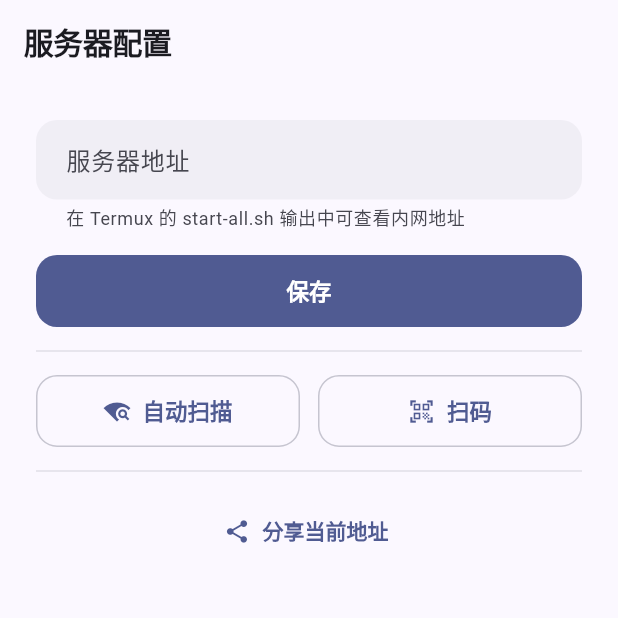
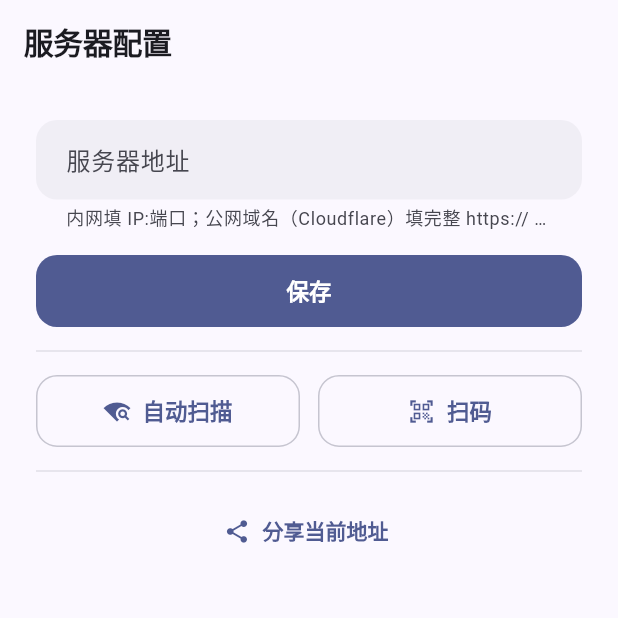
Before and after one commit to pengchegnkai/wrongbook, a Flutter app: the ServerConfigPage screen opened by its route, after a tap on "保存", on a phone screen of 412 x 824 dp, the top half of it. Run offline on Flutter 3.47's test engine with Material 3 defaults, Android fonts, the phone set to English and light mode, and no system bars; our stand-ins replace dio, file_picker, fl_chart, flutter_markdown, flutter_riverpod, flutter_secure_storage and 5 more; accounts and stored records are empty.

Commit message:
feat: 接入 Cloudflare Tunnel（免费套餐）+ App 端公网域名模式适配
新增 termux/tunnel.sh：login / setup / start / stop / status / quick
六命令管理隧道；setup 幂等创建命名隧道 + 写 config.yml + route dns
绑定 CNAME；start 轮询边缘连接确认后才返回；quick 免登录临时隧道

实测已验证（2026-10）：
- pkg install cloudflared 可用（2026.10.1）
- 命名隧道 cuoti 绑定 cuoti.pck-server.ccwu.cc，公网 HTTP 200（~1.3s）
- 公网登录接口实测 code:0；只映射 :3000，8080/5432 不暴露

App 端公网域名模式适配：
- config.llamaBase：https 域名（无端口）不再拼 :8080（隧道只映射
  3000，llama 直连不可达 → isAvailable 快速判 false，推理走后端
  /api/ai/* 代理）
- 服务器配置页地址规范化：内网 IP 补 http://、裸公网域名补 https://
  （避免 Cloudflare http 入口 301 重定向）、完整 URL 原样
- 输入提示更新

README 补第十二章：Cloudflare Tunnel 安装/授权/绑定/启停/模式差异表/
实测记录/安全注意

Co-Authored-By: AtomCode (glm5.3-flash) <noreply@atomgit.com>

```diff
--- a/app/lib/core/config.dart
+++ b/app/lib/core/config.dart
@@ -7,8 +7,17 @@ class AppConfig {
 
   static String get apiBase => '$_baseUrl/api';
 
-  /// llama-server 直连地址（模型对话）
-  static String get llamaBase => '$_baseUrl:8080';
+  /// llama-server 直连地址（模型对话）。
+  /// 公网域名模式（https://域名，无端口）下 llama-server 的 8080 不经隧道
+  /// 暴露，直连不可达：返回 baseUrl 本身，/health 立即 404 → isAvailable
+  /// 快速判 false，推理改走后端 /api/ai/* 代理（后端在服务器本机连 llama）。
+  static String get llamaBase {
+    final uri = Uri.tryParse(_baseUrl);
+    if (uri != null && uri.scheme == 'https' && uri.host.isNotEmpty && !uri.hasPort) {
+      return _baseUrl;
+    }
+    return '$_baseUrl:8080';
+  }
 
   static void setBaseUrl(String url) {
     _baseUrl = url.endsWith('/') ? url.substring(0, url.length - 1) : url;
--- a/app/lib/inference/android/android_inference_engine.dart
+++ b/app/lib/inference/android/android_inference_engine.dart
@@ -22,7 +22,10 @@ class AndroidInferenceEngine implements LocalInferenceEngine {
 
   ModelInfo? _current;
 
-  String get _llamaBase => '${AppConfig.baseUrl}:8080';
+  /// llama-server 直连地址。内网模式 = baseUrl:8080；
+  /// 公网域名模式（https）下 8080 不经隧道暴露 → llamaBase 返回 baseUrl，
+  /// /health 404 → isAvailable=false（推理改走后端 /api/ai/* 代理）
+  String get _llamaBase => AppConfig.llamaBase;
 
   @override
   Future<bool> isAvailable() async {
--- a/app/lib/pages/server_config_page.dart
+++ b/app/lib/pages/server_config_page.dart
@@ -26,10 +26,26 @@ class _ServerConfigPageState extends ConsumerState<ServerConfigPage> {
     if (AppConfig.isConfigured) _url.text = AppConfig.baseUrl;
   }
 
+  /// 地址规范化：
+  /// - 已带 scheme（https:// 或 http://）→ 原样（公网域名必须 https）
+  /// - 内网 IP / host:port（如 192.168.3.228:3000）→ 前缀 http://
+  /// - 裸公网域名（含 . 且非内网段）→ 前缀 https://
+  ///   （Cloudflare 代理的 http 入口会 301 重定向，直接填对可省一次跳转）
+  String _normalize(String raw) {
+    if (raw.startsWith('http://') || raw.startsWith('https://')) return raw;
+    final host = raw.split(':').first;
+    final isPrivate = host.startsWith('192.168.') ||
+        host.startsWith('10.') ||
+        RegExp(r'^172\.(1[6-9]|2\d|3[01])\.').hasMatch(host) ||
+        host == 'localhost' ||
+        raw.startsWith('127.');
+    return isPrivate ? 'http://$raw' : 'https://$raw';
+  }
+
   Future<void> _save() async {
     final url = _url.text.trim();
     if (url.isEmpty) return;
-    final normalized = url.startsWith('http') ? url : 'http://$url';
+    final normalized = _normalize(url);
     AppConfig.setBaseUrl(normalized);
     // 持久化：重启后 main.dart 会自动恢复，无需重输
     await Hive.box('settings').put('baseUrl', normalized);
@@ -61,8 +77,8 @@ class _ServerConfigPageState extends ConsumerState<ServerConfigPage> {
             keyboardType: TextInputType.url,
             decoration: const InputDecoration(
               labelText: '服务器地址',
-              hintText: '如 192.168.1.100:3000',
-              helperText: '在 Termux 的 start-all.sh 输出中可查看内网地址',
+              hintText: '如 192.168.1.100:3000 或 https://cuoti.example.com',
+              helperText: '内网填 IP:端口；公网域名（Cloudflare）填完整 https:// 地址',
             ),
           ),
           const SizedBox(height: 16),
```
Also changed, not shown: 2 other files.
